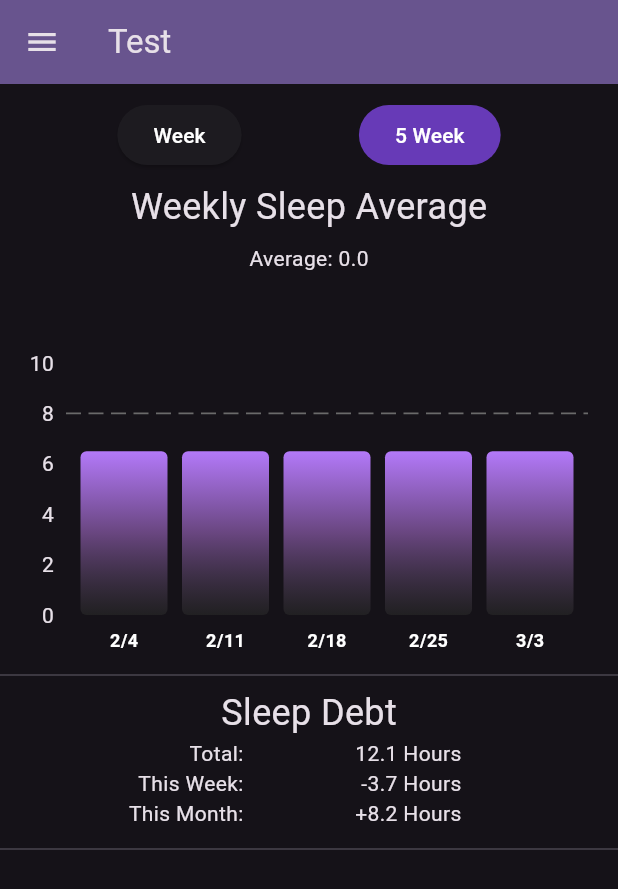
After one commit to COMP490-SleepTracker/SleepTrackerApp, a Flutter app: the testRetrieve screen opened directly, after a tap on "5 Week", on a phone screen of 412 x 824 dp. The commit adds this screen. Shown: the top 889 px of the screen. Run offline on Flutter 3.47's test engine with Material 3 defaults, Android fonts, the phone set to English and light mode, and no system bars; drawn by our look-alikes of fl_chart; our stand-ins replace calendar_timeline, firebase_auth, firebase_core, firebase_database, flutter_secure_storage, get_it and 3 more; missing offline and left inert: alarm, health, light; accounts and stored records are empty.

Commit message:
Temporary tab for testing bar graphs added
Bar graphs for health connect data implemented
-some dummy data included

```diff
--- a/lib/Pages/NavigationPanel.dart
+++ b/lib/Pages/NavigationPanel.dart
@@ -5,6 +5,7 @@ import 'package:sleeptrackerapp/Pages/Settings/SettingsPage.dart';
 import 'package:sleeptrackerapp/Pages/Sleep/SleepPage.dart';
 import 'package:sleeptrackerapp/Pages/Statistics/StatisticsPage.dart';
 import 'package:sleeptrackerapp/Pages/Journal/JournalPage.dart';
+import 'package:sleeptrackerapp/Pages/testRetrieve.dart';
 
 
 class NavigationPanel extends Drawer
@@ -13,9 +14,9 @@ class NavigationPanel extends Drawer
 
   @override
   Widget build(BuildContext context) {
-    List<Widget> pages = [const MainPage(title: 'Sleep Tracker+'), const SleepPage(title: 'Sleep'), const StatisticsPage(title: 'Statistics'), const JournalPage(title: 'Journal'), const SettingsPage(title: 'Settings')];
-    List<String> titles = ['Sleep Tracker+', 'Sleep', 'Statistics', 'Journal', 'Settings'];
-    List<Icon> icons = [const Icon(Icons.home), const Icon(Icons.bedtime), const Icon(Icons.bar_chart), const Icon(Icons.book), const Icon(Icons.settings)];
+    List<Widget> pages = [const MainPage(title: 'Sleep Tracker+'), const SleepPage(title: 'Sleep'), const StatisticsPage(title: 'Statistics'), const JournalPage(title: 'Journal'), const SettingsPage(title: 'Settings'), const testRetrieve(title: 'Test')];
+    List<String> titles = ['Sleep Tracker+', 'Sleep', 'Statistics', 'Journal', 'Settings','Test'];
+    List<Icon> icons = [const Icon(Icons.home), const Icon(Icons.bedtime), const Icon(Icons.bar_chart), const Icon(Icons.book), const Icon(Icons.settings), const Icon(Icons.phone_android)];
     List<Widget> navigationTiles = [];
     for (int i = 0; i < pages.length; i++)
     {
--- /dev/null
+++ b/lib/Pages/testRetrieve.dart
@@ -0,0 +1,287 @@
+import 'dart:collection';
+
+import 'package:flutter/material.dart';
+import 'package:get_it/get_it.dart';
+import 'package:health/health.dart';
+import 'package:intl/intl.dart';
+import 'package:sleeptrackerapp/Pages/NavigationPanel.dart';
+import 'package:sleeptrackerapp/Widgets/bar_graph/bar_graph_week.dart';
+import 'package:sleeptrackerapp/Widgets/bar_graph/bar_graph_month.dart';
+import 'package:sleeptrackerapp/Model/healthConnect.dart';
+
+class testRetrieve extends StatefulWidget{
+  const testRetrieve({super.key, required this.title});
+  final String title;
+
+  @override
+  State<testRetrieve> createState() => testRetrieveState();
+}
+
+class testRetrieveState extends State<testRetrieve>{
+  late DateTime selectedDay = setSunday(DateTime.now());
+  late  Future<List<HealthDataPoint>> sleepData;
+  DateFormat df = DateFormat.Md();
+  String weekLabel = "1/1 - 1/7";
+  var f = NumberFormat("#0.0#", "en_US");
+
+  HealthConnect e = GetIt.instance<HealthConnect>();
+  List<HealthDataType> list = [HealthDataType.SLEEP_SESSION];
+  List<double> weeklyHours = [0,0,0,0,0,0,0];
+  HashMap mapWeeks = HashMap<DateTime,List<double>>();
+  HashMap mapAvgs = HashMap<DateTime,double>();
+  double avgSlept = 0.0;
+
+  bool weekEnabled = true;
+  bool monthEnabled = false;
+
+  List<double> monthlySummary = [0,0,0,0,0]; //Dummy data
+
+  @override
+  void initState(){
+    setChartWeek();
+    super.initState();
+  }
+
+    @override
+  void dispose() {
+    super.dispose();
+  }
+
+  Future<List<HealthDataPoint>> hoursSleptWeek(DateTime sunday) async {
+    HealthFactory health = HealthFactory(useHealthConnectIfAvailable: true);
+    await health.requestAuthorization(list);
+
+    List<HealthDataPoint> healthdata = await health.getHealthDataFromTypes(sunday, sunday.add(const Duration(days: 8)), list);
+    if(healthdata.isEmpty){
+      mapWeeks.putIfAbsent(sunday, () => [0.0,0.0,0.0,0.0,0.0,0.0,0.0]);
+      avgHoursWeek();
+      return healthdata = List.empty();
+    }
+
+    //Trim out last weeks Saturday night sleep if it started after midnight
+    healthdata = trimEnds(healthdata, sunday);
+    fillBarChartWeek(healthdata);
+    mapWeeks.putIfAbsent(sunday, () => weeklyHours);
+    avgHoursWeek();
+
+    return healthdata;
+    }
+
+  void avgHoursWeek() {
+    if(mapAvgs.containsKey(selectedDay)){
+      avgSlept = mapAvgs[selectedDay];
+      return;
+    }
+    double totalSlept=0.0;
+    double daysRecorded=0.0;
+
+    for(int i = 0; i < weeklyHours.length; i++){
+      if(weeklyHours[i] == 0) continue;
+      totalSlept += weeklyHours[i];
+      daysRecorded++;
+    }
+    if(totalSlept == 0.0) {
+      avgSlept = 0.0;
+      mapAvgs.putIfAbsent(selectedDay, () => avgSlept);
+      return;
+      }
+
+    avgSlept = totalSlept/daysRecorded/60;
+    mapAvgs.putIfAbsent(selectedDay, () => avgSlept);
+  }
+
+  DateTime setSunday(DateTime currentDay) {
+    int day = currentDay.weekday; //Day of the week (Mon = 1, Tue = 2, ...)
+
+    DateTime sunday = day < 7 ?
+    currentDay.subtract(Duration(
+      days: day,
+      hours: currentDay.hour,
+      minutes: currentDay.minute,
+      seconds: currentDay.second,
+      milliseconds: currentDay.millisecond,
+      microseconds: currentDay.microsecond)) : //Midnight of first calendar day(Sunday) of current week
+    currentDay.subtract(Duration(
+      days: 7,
+      hours: currentDay.hour,
+      minutes: currentDay.minute,
+      seconds: currentDay.second,
+      milliseconds: currentDay.millisecond,
+      microseconds: currentDay.microsecond)); //current day is already sunday, show previous week
+
+    if(currentDay == sunday){
+      sunday = sunday.subtract(const Duration(days: 7));
+    }
+    return sunday;
+  }
+
+  List<HealthDataPoint> trimEnds(List<HealthDataPoint> healthdata, DateTime sunday) {
+      if (healthdata.isEmpty) return healthdata;
+      if(healthdata[0].dateTo.isBefore(sunday.add(const Duration(days: 1))) && //Checks if first sleep of the week ended before Monday
+         int.parse(healthdata[0].value.toString()) > 90){ //Only trims out sleep longer than 90mins to prevent trimming sunday naps
+        healthdata.removeAt(0);
+      }
+
+      if(healthdata.last.dateFrom.day != sunday.day && //last entry is not this sunday
+      healthdata.last.dateFrom.weekday == 7 && //last entry was on next sunday
+      healthdata.last.dateFrom.day != healthdata.last.dateTo.day){ // started on sunday, ended on monday
+        healthdata.removeLast();
+      }
+      return healthdata;
+    }
+
+  void fillBarChartWeek(List<HealthDataPoint> healthdata) {
+    if (healthdata.isEmpty) return;
+      for(int i = 0; i < healthdata.length;i++){
+        if(healthdata[i].dateFrom.day == healthdata[i].dateTo.day &&
+          int.parse(healthdata[i].value.toString()) > 90){ //If sleep session occurred after midnight and was not a nap
+            weeklyHours[healthdata[i].dateTo.weekday-1] += double.parse(healthdata[i].value.toString()); //Set that as previous night's sleep hours
+        }
+        else if(healthdata[i].dateFrom.day == healthdata[i].dateTo.day && int.parse(healthdata[i].value.toString()) <= 90){ //Nap defined at most 90 mins counts towards day it occurred
+          if(healthdata[i].dateFrom.weekday == 7){ //If sunday (cant use weekday value)
+            weeklyHours[0] += double.parse(healthdata[i].value.toString()); //nap hours added to sunday
+          }
+          else {
+            weeklyHours[healthdata[i].dateFrom.weekday] += double.parse(healthdata[i].value.toString()); //nap hours added to day of the week
+          }
+        }
+        else if(healthdata[i].dateFrom.weekday < 7){ //start was different day than end and did not start on Sunday
+          weeklyHours[healthdata[i].dateFrom.weekday] += double.parse(healthdata[i].value.toString());
+        }
+        else{
+          weeklyHours[0] += double.parse(healthdata[i].value.toString());
+        }
+      }
+    }
+
+  @override
+  Widget build(BuildContext context) {
+    return Scaffold(
+      appBar: AppBar(
+        backgroundColor: Theme.of(context).colorScheme.inversePrimary,
+        title: Text(widget.title),
+      ),
+      drawer: const NavigationPanel(),
+      body: FutureBuilder(
+        builder:(context, snapshot) {
+            return Scaffold(
+              body: SingleChildScrollView(
+                child: Column(
+                children: [
+                  Padding(
+                    padding: const EdgeInsets.only(top: 10,),
+                    child: Row(
+                      mainAxisAlignment: MainAxisAlignment.spaceEvenly,
+                      children: [
+                      ElevatedButton(
+                        onPressed: monthEnabled ? buttonChange : null,
+                        style: weekEnabled? const ButtonStyle(
+                        backgroundColor: MaterialStatePropertyAll(Colors.deepPurple)) : null,
+                        child: const Text("Week", style: TextStyle(color: Colors.white),)),
+                      ElevatedButton(
+                        onPressed: weekEnabled ? buttonChange : null,
+                        style: monthEnabled? const ButtonStyle(
+                        backgroundColor: MaterialStatePropertyAll(Colors.deepPurple)) : null,
+                        child: const Text("5 Week", style: TextStyle(color: Colors.white),),),
+                  ],),
+                  ),
+                  Row(
+                    mainAxisAlignment: MainAxisAlignment.spaceBetween,
+                    children: [
+                    weekEnabled ? IconButton(onPressed: leftArrow, icon: const Icon(Icons.chevron_left)) : const SizedBox(height: 48,),
+                    Text(weekEnabled ? weekLabel : "Weekly Sleep Average", style: const TextStyle(fontSize: 24),),
+                    weekEnabled ? IconButton(onPressed: rightArrow, icon: const Icon(Icons.chevron_right)) : const SizedBox()
+                ],),
+                  Text("Average: ${f.format(avgSlept)}"),
+                  displayBars(),
+                  const Divider(),
+                  const SizedBox( width: 300,height: 100,
+                    child: Column(
+                      mainAxisAlignment: MainAxisAlignment.start,
+                      children: [
+                      Text("Sleep Debt", style: TextStyle(fontSize: 24)),
+                      Row(
+                        mainAxisAlignment: MainAxisAlignment.spaceEvenly,
+                        children: [
+                        Column(mainAxisAlignment: MainAxisAlignment.spaceAround, crossAxisAlignment: CrossAxisAlignment.end, children: [Text("Total:            "),Text("This Week:            "), Text("This Month:            ")],),
+                        Column(mainAxisAlignment: MainAxisAlignment.spaceAround, crossAxisAlignment: CrossAxisAlignment.end, children: [Text("12.1"" Hours     "), Text("-3.7"" Hours     "), Text("+8.2"" Hours     ")],)
+                    ],),
+                  ],),
+                  ),
+                  const Divider()
+              ],),
+              ),
+            );
+
+        }, future: sleepData,
+      ),
+    );
+  }
+
+  Widget displayBars() {
+
+      return Container(
+        height: 260,
+        margin: const EdgeInsets.only(right: 20),
+        padding: const EdgeInsets.only(top: 60,bottom: 10),
+        child: weekEnabled ? BarGraphWeek(weeklySummary: weeklyHours) : BarGraphMonth(monthlySummary: monthlySummary)
+        );
+
+
+  }
+
+  void buttonChange() {
+    weekEnabled = !weekEnabled;
+    monthEnabled = !monthEnabled;
+    if(weekEnabled){
+      setChartWeek();
+    }
+    else if(monthEnabled){
+      setChartMonth();
+    }
+  }
+
+  void setChartWeek() {
+    setState(() {
+      /*Reset weekly hours to 0 because loop adds onto existing value
+        instead of setting value to account for naps */
+      weeklyHours = [0,0,0,0,0,0,0];
+      avgSlept = 0;
+      if(mapWeeks.containsKey(selectedDay)){
+        weeklyHours = mapWeeks[selectedDay];
+        avgHoursWeek();
+      }
+      else {
+        sleepData = hoursSleptWeek(selectedDay);
+      }
+      weekLabel = "${df.format(selectedDay)} - ${df.format(selectedDay.add(const Duration(days: 6)))}";
+    });
+  }
+
+  Future<void> setChartMonth() async {
+    DateTime curr = setSunday(DateTime.now());
+    setState(() {
+      for(int i = 4; i >= 0; i-- ){
+        if(mapAvgs.containsKey(curr)){
+          monthlySummary[i] = mapAvgs[curr];
+        }
+        else{
+          monthlySummary[i] = 6.5;
+        }
+        curr = curr.subtract(const Duration(days: 7));
+      }
+
+    });
+  }
+
+  void leftArrow() {
+    selectedDay = selectedDay.subtract(const Duration(days: 7));
+    setChartWeek();
+  }
+
+  void rightArrow() {
+    selectedDay = selectedDay.add(const Duration(days: 7));
+    setChartWeek();
+  }
+
+}
--- /dev/null
+++ b/lib/Widgets/bar_graph/bar_data_month.dart
@@ -0,0 +1,29 @@
+import 'package:sleeptrackerapp/Widgets/bar_graph/individual_bar.dart';
+
+class BarDataMonth{
+  final double week1;
+  final double week2;
+  final double week3;
+  final double week4;
+  final double week5;
+
+  BarDataMonth({
+    required this.week1,
+    required this.week2,
+    required this.week3,
+    required this.week4,
+    required this.week5,
+  });
+
+  List<IndividualBar> barData = [];
+
+  void initializeBarData(){
+    barData = [
+      IndividualBar(x: 0, y: week1),
+      IndividualBar(x: 1, y: week2),
+      IndividualBar(x: 2, y: week3),
+      IndividualBar(x: 3, y: week4),
+      IndividualBar(x: 4, y: week5),
+    ];
+  }
+}
--- /dev/null
+++ b/lib/Widgets/bar_graph/bar_data_week.dart
@@ -0,0 +1,35 @@
+import 'package:sleeptrackerapp/Widgets/bar_graph/individual_bar.dart';
+
+class BarDataWeek{
+  final double sunAmount;
+  final double monAmount;
+  final double tueAmount;
+  final double wedAmount;
+  final double thuAmount;
+  final double friAmount;
+  final double satAmount;
+
+  BarDataWeek({
+    required this.sunAmount,
+    required this.monAmount,
+    required this.tueAmount,
+    required this.wedAmount,
+    required this.thuAmount,
+    required this.friAmount,
+    required this.satAmount
+  });
+
+  List<IndividualBar> barData = [];
+
+  void initializeBarData(){
+    barData = [
+      IndividualBar(x: 0, y: sunAmount/60),
+      IndividualBar(x: 1, y: monAmount/60),
+      IndividualBar(x: 2, y: tueAmount/60),
+      IndividualBar(x: 3, y: wedAmount/60),
+      IndividualBar(x: 4, y: thuAmount/60),
+      IndividualBar(x: 5, y: friAmount/60),
+      IndividualBar(x: 6, y: satAmount/60)
+    ];
+  }
+}
--- /dev/null
+++ b/lib/Widgets/bar_graph/bar_graph_month.dart
@@ -0,0 +1,129 @@
+import 'package:intl/intl.dart';
+import 'package:sleeptrackerapp/Widgets/bar_graph/bar_data_month.dart';
+import 'package:fl_chart/fl_chart.dart';
+import 'package:flutter/material.dart';
+
+class BarGraphMonth extends StatelessWidget {
+  const BarGraphMonth({super.key, required this.monthlySummary});
+  final List monthlySummary;
+
+  @override
+  Widget build(BuildContext context) {
+    BarDataMonth myBarData = BarDataMonth(
+        week1: monthlySummary[0],
+        week2: monthlySummary[1],
+        week3: monthlySummary[2],
+        week4: monthlySummary[3],
+        week5: monthlySummary[4]);
+
+    myBarData.initializeBarData();
+    return BarChart(BarChartData(
+      maxY: 10,
+      minY: 0,
+      gridData: const FlGridData(show: false),
+      borderData: FlBorderData(show: false),
+      titlesData: FlTitlesData(
+          topTitles: const AxisTitles(sideTitles: SideTitles(showTitles: false)),
+          rightTitles: const AxisTitles(sideTitles: SideTitles(showTitles: false)),
+          bottomTitles: AxisTitles(
+              sideTitles: SideTitles(
+                  showTitles: true, getTitlesWidget: getBottomTitles))),
+      barGroups: myBarData.barData
+          .map((data) => BarChartGroupData(x: data.x, barRods: [
+                BarChartRodData(
+                  toY: data.y,
+
+                  gradient: const LinearGradient(
+                    colors: [ Color.fromARGB(163, 40, 40, 40),Color.fromARGB(255, 105, 70, 128), Color.fromARGB(255, 179, 121, 249), ],
+                    begin: Alignment.bottomCenter,
+                    end: Alignment.topCenter
+                    ),
+                  width: 58,
+                  borderRadius: BorderRadius.circular(4),
+                )
+              ]))
+          .toList(),
+      barTouchData: BarTouchData(
+          touchTooltipData: BarTouchTooltipData(
+        tooltipPadding: const EdgeInsets.all(1),
+        tooltipMargin: 0,
+        tooltipBgColor: Colors.transparent,
+        getTooltipItem: (group, groupIndex, rod, rodIndex) {
+          return BarTooltipItem(
+              tooltipText(myBarData.barData[groupIndex].y),
+              textAlign: TextAlign.center,
+              const TextStyle(color: Colors.white));
+        },
+      )),
+      extraLinesData: ExtraLinesData(
+        extraLinesOnTop: false,
+        horizontalLines: [
+          HorizontalLine(y: 8, color: const Color.fromARGB(255, 106, 106, 106), strokeWidth: 1.2, dashArray: [10,5])
+        ]
+        )
+    ));
+  }
+
+    String tooltipText(double hours){
+    if(hours == 0) return "0H 0m";
+    String hourText = hours.floor().toString();
+    double mins = hours % hours.floor();
+    String minsText = (60 * mins).floor().toString();
+    return "${hourText}H ${minsText}m";
+  }
+
+  Widget getBottomTitles(double value, TitleMeta meta) {
+    DateTime today = setSunday(DateTime.now());
+    DateFormat df = DateFormat.Md();
+
+    const style = TextStyle(
+        color: Colors.white, fontWeight: FontWeight.bold, fontSize: 12);
+
+    Widget text;
+    switch (value.toInt()) {
+      case 0:
+        text = Text(df.format(today.subtract(const Duration(days: 28))), style: style);
+        break;
+      case 1:
+        text = Text(df.format(today.subtract(const Duration(days: 21))), style: style);
+        break;
+      case 2:
+        text = Text(df.format(today.subtract(const Duration(days: 14))), style: style);
+        break;
+      case 3:
+        text = Text(df.format(today.subtract(const Duration(days: 7))), style: style);
+        break;
+      case 4:
+        text = Text(df.format(today), style: style);
+        break;
+      default:
+        text = const Text('', style: style);
+    }
+    return SideTitleWidget(axisSide: meta.axisSide, child: text);
+  }
+
+    DateTime setSunday(DateTime currentDay) {
+    int day = currentDay.weekday; //Day of the week (Mon = 1, Tue = 2, ...)
+
+    DateTime sunday = day < 7 ?
+    currentDay.subtract(Duration(
+      days: day,
+      hours: currentDay.hour,
+      minutes: currentDay.minute,
+      seconds: currentDay.second,
+      milliseconds: currentDay.millisecond,
+      microseconds: currentDay.microsecond)) : //Midnight of first calendar day(Sunday) of current week
+    currentDay.subtract(Duration(
+      days: 7,
+      hours: currentDay.hour,
+      minutes: currentDay.minute,
+      seconds: currentDay.second,
+      milliseconds: currentDay.millisecond,
+      microseconds: currentDay.microsecond)); //current day is already sunday, show previous week
+
+    if(currentDay == sunday){
+      sunday = sunday.subtract(const Duration(days: 7));
+    }
+    return sunday;
+  }
+}
--- /dev/null
+++ b/lib/Widgets/bar_graph/bar_graph_week.dart
@@ -0,0 +1,108 @@
+import 'package:sleeptrackerapp/Widgets/bar_graph/bar_data_week.dart';
+import 'package:fl_chart/fl_chart.dart';
+import 'package:flutter/material.dart';
+
+class BarGraphWeek extends StatelessWidget {
+  const BarGraphWeek({super.key, required this.weeklySummary});
+  final List weeklySummary;
+
+  @override
+  Widget build(BuildContext context) {
+    BarDataWeek myBarData = BarDataWeek(
+        sunAmount: weeklySummary[0],
+        monAmount: weeklySummary[1],
+        tueAmount: weeklySummary[2],
+        wedAmount: weeklySummary[3],
+        thuAmount: weeklySummary[4],
+        friAmount: weeklySummary[5],
+        satAmount: weeklySummary[6]);
+
+    myBarData.initializeBarData();
+    return BarChart(BarChartData(
+      maxY: 10,
+      minY: 0,
+      gridData: const FlGridData(show: false),
+      borderData: FlBorderData(show: false),
+      titlesData: FlTitlesData(
+          topTitles: const AxisTitles(sideTitles: SideTitles(showTitles: false)),
+          rightTitles: const AxisTitles(sideTitles: SideTitles(showTitles: false)),
+          bottomTitles: AxisTitles(
+              sideTitles: SideTitles(
+                  showTitles: true, getTitlesWidget: getBottomTitles))),
+      barGroups: myBarData.barData
+          .map((data) => BarChartGroupData(x: data.x, barRods: [
+                BarChartRodData(
+                  toY: data.y,
+                  gradient: const LinearGradient(
+                    colors: [ Color.fromARGB(163, 40, 40, 40),Colors.deepPurple, Colors.deepPurpleAccent, ],
+                    begin: Alignment.bottomCenter,
+                    end: Alignment.topCenter
+                    ),
+                  width: 35,
+                  borderRadius: BorderRadius.circular(4),
+                )
+              ]))
+          .toList(),
+      barTouchData: BarTouchData(
+        touchTooltipData: BarTouchTooltipData(
+          tooltipRoundedRadius: 20,
+          tooltipPadding: const EdgeInsets.only(right: 5, left: 5, top: 4),
+          tooltipMargin: 20,
+          tooltipBgColor: const Color.fromARGB(255, 71, 61, 94),
+          getTooltipItem: (group, groupIndex, rod, rodIndex) {
+          return BarTooltipItem(
+            tooltipText(myBarData.barData[groupIndex].y),
+              textAlign: TextAlign.center,
+              const TextStyle(fontSize: 12,color: Colors.white));
+        },
+      )),
+      extraLinesData: ExtraLinesData(
+        extraLinesOnTop: false,
+        horizontalLines: [
+          HorizontalLine(y: 8, color: const Color.fromARGB(255, 106, 106, 106), strokeWidth: 1.2, dashArray: [10,5])
+        ]
+        )
+    ));
+  }
+
+  String tooltipText(double hours){
+    if(hours == 0) return "0H 0m";
+    String hourText = hours.floor().toString();
+    double mins = hours % hours.floor();
+    String minsText = (60 * mins).floor().toString();
+    return "${hourText}H ${minsText}m";
+  }
+
+  Widget getBottomTitles(double value, TitleMeta meta) {
+    const style = TextStyle(
+        color: Colors.white, fontWeight: FontWeight.w500, fontSize: 12);
+
+    Widget text;
+    switch (value.toInt()) {
+      case 0:
+        text = const Text('Sun', style: style);
+        break;
+      case 1:
+        text = const Text('Mon', style: style);
+        break;
+      case 2:
+        text = const Text('Tue', style: style);
+        break;
+      case 3:
+        text = const Text('Wed', style: style);
+        break;
+      case 4:
+        text = const Text('Thu', style: style);
+        break;
+      case 5:
+        text = const Text('Fri', style: style);
+        break;
+      case 6:
+        text = const Text('Sat', style: style);
+        break;
+      default:
+        text = const Text('', style: style);
+    }
+    return SideTitleWidget(axisSide: meta.axisSide, child: text);
+  }
+}
--- /dev/null
+++ b/lib/Widgets/bar_graph/individual_bar.dart
@@ -0,0 +1,9 @@
+class IndividualBar {
+  final int x;
+  final double y;
+
+  IndividualBar({
+    required this.x,
+    required this.y
+  });
+}
--- a/pubspec.yaml
+++ b/pubspec.yaml
@@ -44,7 +44,7 @@ dependencies:
   google_sign_in: ^6.1.5
   get_it: ^7.6.4
   firebase_database: ^10.3.3
-  permission_handler: ^11.0.1
+  permission_handler: ^11.3.0
   calendar_timeline: ^1.1.2
   path_provider: ^2.1.1
   flutter_secure_storage: ^9.0.0
```
Also changed, not shown: pubspec.lock, 3 other files.
